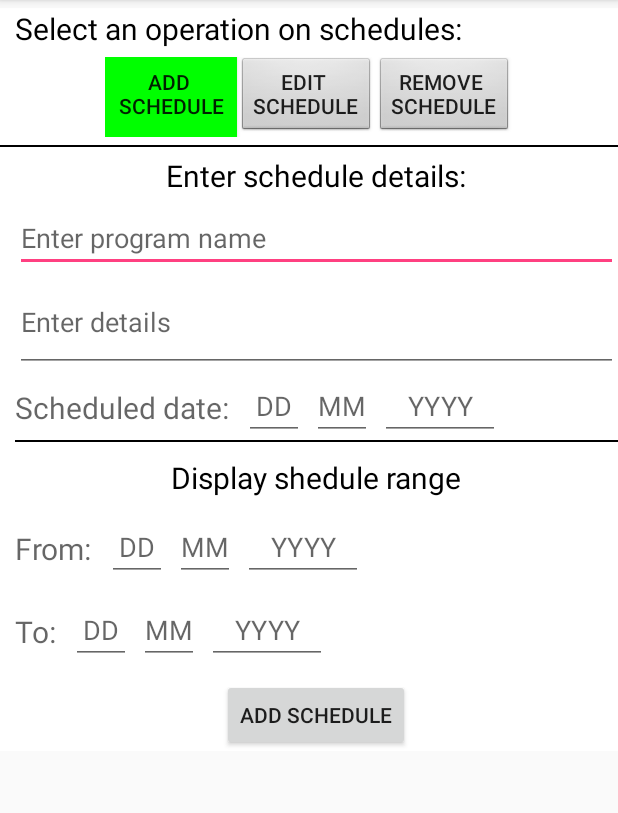
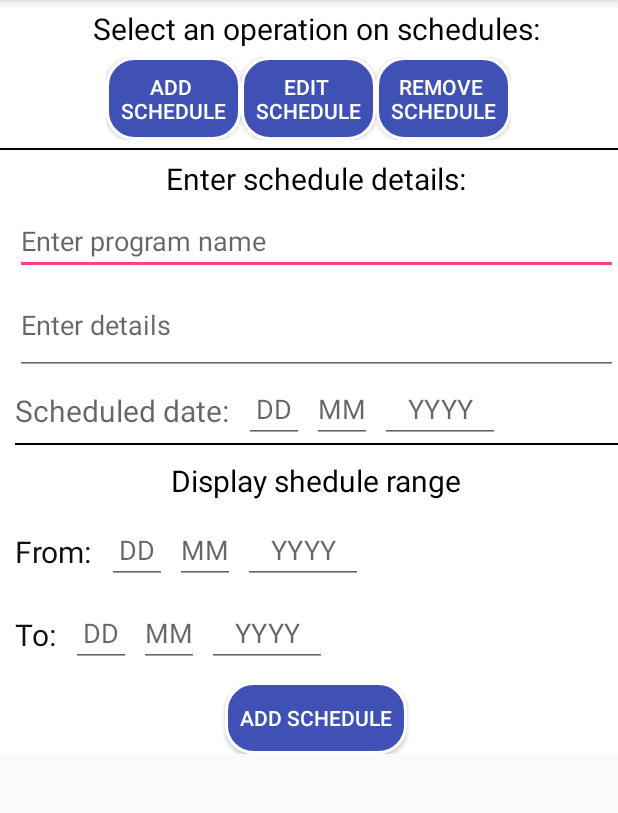
Before and after one commit to jimsprojectradio/repo, an Android app: the screen it shows after launch (MainActivity), after a tap on "Schedule", on a phone screen of 412 x 824 dp, the part 84-897 px from its top. Run offline under Robolectric (Android 15) with nearby library versions, the phone set to English and light mode, and no system bars; our stand-ins replace Volley; 1 other tap on this screen came first.

Commit message:
Fragment Shedule

```diff
--- a/DUMMY/RadioAdminDummy/RadioAdminDummy/app/src/main/java/com/dark/pro/jimsradioadmin/FragmentSchedule.java
+++ b/DUMMY/RadioAdminDummy/RadioAdminDummy/app/src/main/java/com/dark/pro/jimsradioadmin/FragmentSchedule.java
@@ -71,9 +71,9 @@ public class FragmentSchedule extends Fragment implements View.OnClickListener{
         btnset_edit_schedule.setOnClickListener(this);
         btnset_remove_schedule=(Button)v.findViewById(R.id.btn_set_remove_schedule);
         btnset_remove_schedule.setOnClickListener(this);
-        btnset_add_schedule.setBackgroundResource(android.R.drawable.btn_default);
-        btnset_edit_schedule.setBackgroundResource(android.R.drawable.btn_default);
-        btnset_remove_schedule.setBackgroundResource(android.R.drawable.btn_default);
+        btnset_add_schedule.setBackgroundResource(R.drawable.button_background);
+        btnset_edit_schedule.setBackgroundResource(R.drawable.button_background);
+        btnset_remove_schedule.setBackgroundResource(R.drawable.button_background);
 
         //adapters
         arrayList= new ArrayList();
@@ -158,7 +158,7 @@ public class FragmentSchedule extends Fragment implements View.OnClickListener{
 
         flag_active_option=1;
 
-        btnset_add_schedule.setBackgroundColor(Color.parseColor("#00ff00"));
+        btnset_add_schedule.setBackgroundResource(R.drawable.button_background);
         layout_add_schedule.setVisibility(View.VISIBLE);
         layout_edit_schedule.setVisibility(View.GONE);
         layout_remove_schedule.setVisibility(View.GONE);
@@ -175,9 +175,9 @@ public class FragmentSchedule extends Fragment implements View.OnClickListener{
                 layout_edit_schedule.setVisibility(View.GONE);
                 layout_remove_schedule.setVisibility(View.GONE);
                 progBar.setVisibility(View.GONE);
-                btnset_add_schedule.setBackgroundColor(Color.parseColor("#00ff00"));
-                btnset_edit_schedule.setBackgroundResource(android.R.drawable.btn_default);
-                btnset_remove_schedule.setBackgroundResource(android.R.drawable.btn_default);
+                btnset_add_schedule.setBackgroundResource(R.drawable.button_background);
+                btnset_edit_schedule.setBackgroundResource(R.drawable.button_background);
+                btnset_remove_schedule.setBackgroundResource(R.drawable.button_background);
                 arrayAdapter.clear();
                 break;
             case R.id.btn_set_edit_schedule:
@@ -185,9 +185,9 @@ public class FragmentSchedule extends Fragment implements View.OnClickListener{
                 layout_add_schedule.setVisibility(View.GONE);
                 layout_remove_schedule.setVisibility(View.GONE);
                 progBar.setVisibility(View.VISIBLE);
-                btnset_edit_schedule.setBackgroundColor(Color.parseColor("#00ff00"));
-                btnset_add_schedule.setBackgroundResource(android.R.drawable.btn_default);
-                btnset_remove_schedule.setBackgroundResource(android.R.drawable.btn_default);
+                btnset_edit_schedule.setBackgroundResource(R.drawable.button_background);
+                btnset_add_schedule.setBackgroundResource(R.drawable.button_background);
+                btnset_remove_schedule.setBackgroundResource(R.drawable.button_background);
                 arrayAdapter.clear();
                 flag_active_option=1;
                 fetch_schedule();
@@ -197,9 +197,9 @@ public class FragmentSchedule extends Fragment implements View.OnClickListener{
                 layout_add_schedule.setVisibility(View.GONE);
                 layout_edit_schedule.setVisibility(View.GONE);
                 progBar.setVisibility(View.VISIBLE);
-                btnset_remove_schedule.setBackgroundColor(Color.parseColor("#00ff00"));
-                btnset_add_schedule.setBackgroundResource(android.R.drawable.btn_default);
-                btnset_edit_schedule.setBackgroundResource(android.R.drawable.btn_default);
+                btnset_remove_schedule.setBackgroundResource(R.drawable.button_background);
+                btnset_add_schedule.setBackgroundResource(R.drawable.button_background);
+                btnset_edit_schedule.setBackgroundResource(R.drawable.button_background);
                 arrayAdapter.clear();
                 flag_active_option=2;
                 fetch_schedule();
--- a/DUMMY/RadioAdminDummy/RadioAdminDummy/app/src/main/res/layout/fragment_schedule.xml
+++ b/DUMMY/RadioAdminDummy/RadioAdminDummy/app/src/main/res/layout/fragment_schedule.xml
@@ -7,7 +7,8 @@
     android:orientation="vertical">
 
     <TextView
-        android:layout_width="wrap_content"
+        android:textAlignment="center"
+        android:layout_width="match_parent"
         android:layout_height="wrap_content"
         android:text="Select an operation on schedules:"
         android:textColor="#000000"
@@ -23,16 +24,25 @@
         android:layout_gravity="center_horizontal">
 
         <Button
+            android:padding="10dp"
+            android:textColor="#fff"
+            android:background="@drawable/button_background"
             android:id="@+id/btn_set_add_schedule"
             android:text="Add \nSchedule"
             android:layout_width="wrap_content"
             android:layout_height="wrap_content" />
         <Button
+            android:padding="10dp"
+            android:textColor="#fff"
+            android:background="@drawable/button_background"
             android:id="@+id/btn_set_edit_schedule"
             android:text="Edit \nSchedule"
             android:layout_width="wrap_content"
             android:layout_height="wrap_content" />
         <Button
+            android:padding="10dp"
+            android:textColor="#fff"
+            android:background="@drawable/button_background"
             android:id="@+id/btn_set_remove_schedule"
             android:text="Remove \nSchedule"
             android:layout_width="wrap_content"
@@ -159,6 +169,7 @@
                 android:layout_marginTop="10dp">
                 <TextView
                     android:textSize="20dp"
+                    android:textColorHint="#0e0e0e"
                     android:layout_marginTop="10dp"
                     android:layout_width="wrap_content"
                     android:layout_height="wrap_content"
@@ -205,9 +216,11 @@
                 android:layout_marginTop="10dp">
                 <TextView
                     android:textSize="20dp"
+                    android:textColor="#0e0e0e"
                     android:layout_marginTop="10dp"
                     android:layout_width="wrap_content"
                     android:layout_height="wrap_content"
+                    android:textColorHint="#0e0e0e"
                     android:hint="To:"/>
                 <LinearLayout
                     android:layout_width="wrap_content"
@@ -243,6 +256,9 @@
             </LinearLayout>
 
             <Button
+                android:padding="10dp"
+                android:textColor="#fff"
+                android:background="@drawable/button_background"
                 android:id="@+id/btn_add_schedule"
                 android:layout_width="wrap_content"
                 android:layout_height="wrap_content"
@@ -263,6 +279,8 @@
             android:orientation="vertical"
             android:visibility="gone">
             <TextView
+                android:textColorHint="#0e0e0e"
+                android:textAlignment="center"
                 android:layout_width="match_parent"
                 android:layout_height="wrap_content"
                 android:text="Select a schedule to modify."
@@ -296,6 +314,7 @@
                 android:layout_gravity="center_horizontal">
                 <TextView
                     android:textSize="15dp"
+                    android:textColorHint="#0e0e0e"
                     android:layout_width="wrap_content"
                     android:layout_height="wrap_content"
                     android:hint="Scheduled date:"/>
@@ -312,6 +331,7 @@
                 android:layout_height="1dp"
                 android:background="#000000"/>
             <TextView
+                android:textColorHint="#0e0e0e"
                 android:layout_width="match_parent"
                 android:layout_height="wrap_content"
                 android:text="Display shedule dates"
@@ -325,6 +345,7 @@
                 android:layout_gravity="center_horizontal">
                 <TextView
                     android:textSize="15dp"
+                    android:textColorHint="#0e0e0e"
                     android:layout_width="wrap_content"
                     android:layout_height="wrap_content"
                     android:hint="From :"/>
@@ -342,6 +363,7 @@
                 android:orientation="horizontal"
                 android:layout_gravity="center_horizontal">
                 <TextView
+                    android:textColorHint="#0e0e0e"
                     android:textSize="15dp"
                     android:layout_width="wrap_content"
                     android:layout_height="wrap_content"
@@ -355,6 +377,9 @@
             </LinearLayout>
             <Button
                 android:id="@+id/btn_update_schedule"
+                android:padding="10dp"
+                android:textColor="#fff"
+                android:background="@drawable/button_background"
                 android:layout_width="wrap_content"
                 android:layout_height="wrap_content"
                 android:layout_gravity="center_horizontal"
@@ -378,6 +403,7 @@
                 android:layout_height="wrap_content"
                 android:text="Select a schedule to remove"
                 android:textColor="#000000"
+                android:textColorHint="#0e0e0e"
                 android:textSize="20dp"
                 android:layout_marginTop="5dp"/>
             <Spinner
@@ -386,11 +412,15 @@
                 android:layout_height="wrap_content"
                 android:layout_marginTop="5dp"/>
             <TextView
+                android:textAlignment="center"
                 android:id="@+id/txt_remove_schedule_desc"
                 android:layout_width="match_parent"
                 android:layout_height="wrap_content"
                 android:layout_marginTop="5dp"/>
             <Button
+                android:padding="10dp"
+                android:textColor="#fff"
+                android:background="@drawable/button_background"
                 android:id="@+id/btn_remove_schedule"
                 android:layout_width="wrap_content"
                 android:layout_height="wrap_content"
```
